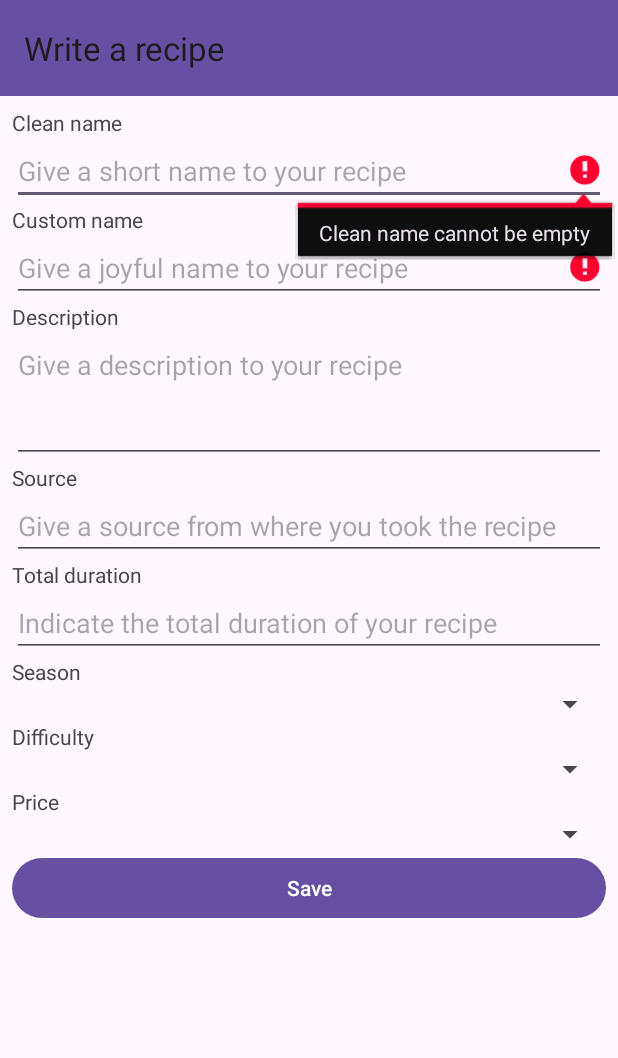
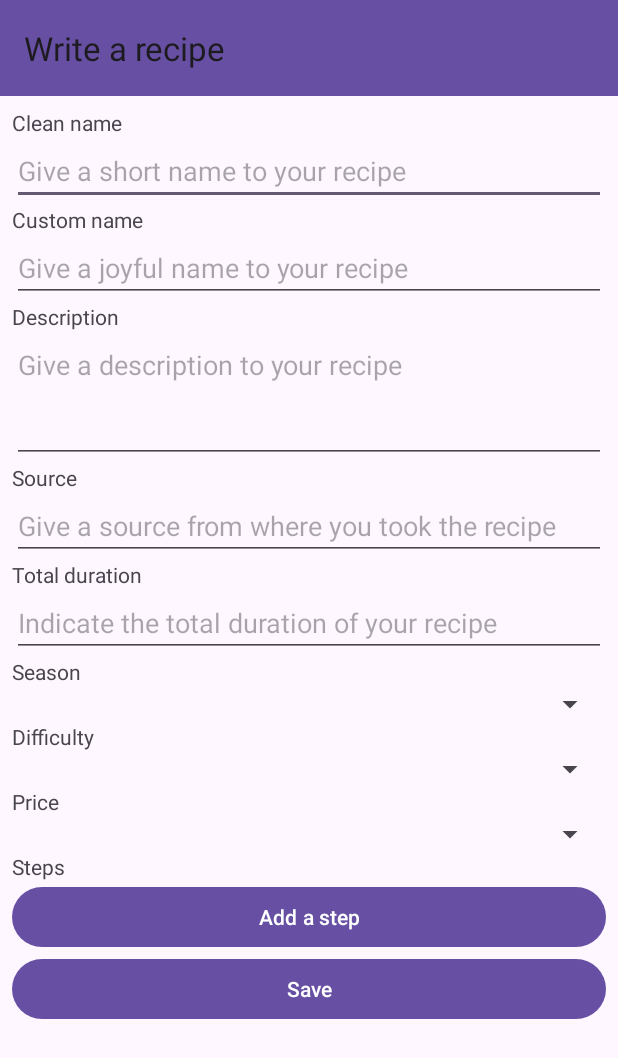
Before and after one commit to margotfrison/Cookwriter, an Android app: the RecipeWriteActivity screen opened directly, with no data from a screen before it, on a phone screen of 412 x 824 dp. Shown: the top 1058 px of the screen. Run offline under Robolectric (Android 15) with nearby library versions, the phone set to English and light mode, and no system bars; 8 statements that could not run were skipped.

Commit message:
feat: #13 - Added steps in recipe writer activity

```diff
--- a/app/src/main/java/me/margotfrison/cookwriter/android/activities/RecipeWriteActivity.java
+++ b/app/src/main/java/me/margotfrison/cookwriter/android/activities/RecipeWriteActivity.java
@@ -4,19 +4,29 @@ import android.annotation.SuppressLint;
 import android.os.Bundle;
 import android.text.Editable;
 import android.text.TextWatcher;
+import android.util.Log;
 import android.view.View;
 import android.widget.ArrayAdapter;
 import android.widget.Button;
 import android.widget.EditText;
+import android.widget.LinearLayout;
 import android.widget.Spinner;
 import android.widget.TextView;
 
+import androidx.annotation.Nullable;
 import androidx.appcompat.app.AppCompatActivity;
 
-import io.vavr.control.Try;
+import java.util.ArrayList;
+import java.util.List;
+import java.util.Objects;
+import java.util.Optional;
+import java.util.function.Predicate;
+import java.util.stream.Collectors;
+
 import me.margotfrison.cookwriter.R;
 import me.margotfrison.cookwriter.android.App;
 import me.margotfrison.cookwriter.android.components.EditTextScrollable;
+import me.margotfrison.cookwriter.android.components.StepComponent;
 import me.margotfrison.cookwriter.dao.DaoUtil;
 import me.margotfrison.cookwriter.dao.DurationConverter;
 import me.margotfrison.cookwriter.dao.RecipeRepository;
@@ -24,6 +34,7 @@ import me.margotfrison.cookwriter.dto.Difficulty;
 import me.margotfrison.cookwriter.dto.Price;
 import me.margotfrison.cookwriter.dto.Recipe;
 import me.margotfrison.cookwriter.dto.Season;
+import me.margotfrison.cookwriter.dto.Step;
 
 public class RecipeWriteActivity extends AppCompatActivity implements View.OnClickListener, TextWatcher {
     private EditText cleanName;
@@ -34,9 +45,14 @@ public class RecipeWriteActivity extends AppCompatActivity implements View.OnCli
     private Spinner season;
     private Spinner difficulty;
     private Spinner price;
+    private LinearLayout steps;
+    private Button addStep;
     private TextView error;
     private Button save;
     private RecipeRepository recipeRepository;
+
+    private final List<StepComponent> stepList = new ArrayList<>();
+    private boolean disableTextWatch = false;
 
     @SuppressLint("ClickableViewAccessibility")
     @Override
@@ -56,6 +72,8 @@ public class RecipeWriteActivity extends AppCompatActivity implements View.OnCli
         season = findViewById(R.id.season);
         difficulty = findViewById(R.id.difficulty);
         price = findViewById(R.id.price);
+        steps = findViewById(R.id.steps);
+        addStep = findViewById(R.id.add_step);
         error = findViewById(R.id.error_text);
         save = findViewById(R.id.save);
         recipeRepository = App.getDatabase().recipeRepository();
@@ -68,9 +86,11 @@ public class RecipeWriteActivity extends AppCompatActivity implements View.OnCli
         season.setAdapter(new ArrayAdapter<>(this, android.R.layout.simple_list_item_1, Season.values()));
         difficulty.setAdapter(new ArrayAdapter<>(this, android.R.layout.simple_list_item_1, Difficulty.values()));
         price.setAdapter(new ArrayAdapter<>(this, android.R.layout.simple_list_item_1, Price.values()));
+        addStep.setOnClickListener(this);
         save.setOnClickListener(this);
 
         if (recipePreviewAuthor != null && recipePreviewCustomName != null) {
+            disableTextWatch = true;
             DaoUtil.subscribeUIThread(
                     recipeRepository.get(recipePreviewAuthor, recipePreviewCustomName),
                     (recipe) -> {
@@ -82,6 +102,8 @@ public class RecipeWriteActivity extends AppCompatActivity implements View.OnCli
                         season.setSelection(recipe.getSeason().spinnerIndex);
                         difficulty.setSelection(recipe.getDifficulty().spinnerIndex);
                         price.setSelection(recipe.getPrice().spinnerIndex);
+                        Optional.ofNullable(recipe.getSteps()).orElse(new ArrayList<>()).forEach(this::addStep);
+                        disableTextWatch = false;
                     },
                     this);
         }
@@ -94,6 +116,29 @@ public class RecipeWriteActivity extends AppCompatActivity implements View.OnCli
     protected void onDestroy() {
         super.onDestroy();
         DaoUtil.disposeAll(this);
+    }
+
+    private void addStep() {
+        addStep(null);
+    }
+
+    private void addStep(@Nullable Step step) {
+        final int stepIndex = stepList.size();
+        StepComponent stepComponent = new StepComponent(this,
+                stepIndex,
+                Optional.ofNullable(step).map(Step::getStepDescriptions).orElse(null),
+                this::deleteStep);
+        stepList.add(stepComponent);
+        steps.addView(stepComponent, stepIndex);
+    }
+
+    private void deleteStep(int index) {
+        StepComponent stepComponent = (StepComponent) steps.getChildAt(index);
+        steps.removeView(stepComponent);
+        stepList.remove(stepComponent);
+        for (int i = 0; i < stepList.size(); i++) {
+            stepList.get(i).setIndex(i);
+        }
     }
 
     @Override
@@ -115,14 +160,27 @@ public class RecipeWriteActivity extends AppCompatActivity implements View.OnCli
                         .season((Season) season.getSelectedItem())
                         .difficulty((Difficulty) difficulty.getSelectedItem())
                         .price((Price) price.getSelectedItem())
+                        .steps(stepList.stream()
+                                .map(StepComponent::getDescription)
+                                .map(EditText::getText)
+                                .filter(Predicate.not(Objects::isNull))
+                                .map(Objects::toString)
+                                .filter(Predicate.not(String::isEmpty))
+                                .map(Step::new)
+                                .collect(Collectors.toList()))
                         .build();
                 DaoUtil.subscribe(recipeRepository.insert(recipe), this::finish, this);
             }
+        } else if (v == addStep) {
+            addStep();
         }
     }
 
     @Override
     public void afterTextChanged(Editable s) {
+        if (disableTextWatch) {
+            return;
+        }
         error.setVisibility(View.GONE);
         if (cleanName.getText().toString().isEmpty()) {
             cleanName.setError(getString(R.string.recipe_clean_name_error_empty));
--- a/app/src/main/java/me/margotfrison/cookwriter/dto/Step.java
+++ b/app/src/main/java/me/margotfrison/cookwriter/dto/Step.java
@@ -10,5 +10,5 @@ import lombok.Data;
 @Builder
 @AllArgsConstructor
 public class Step {
-    private List<String> stepDescriptions;
+    private String stepDescriptions;
 }
--- /dev/null
+++ b/app/src/main/res/drawable/baseline_delete_24.xml
@@ -0,0 +1,5 @@
+<vector xmlns:android="http://schemas.android.com/apk/res/android" android:height="24dp" android:tint="#FFFFFF" android:viewportHeight="24" android:viewportWidth="24" android:width="24dp">
+
+    <path android:fillColor="@android:color/white" android:pathData="M6,19c0,1.1 0.9,2 2,2h8c1.1,0 2,-0.9 2,-2V7H6v12zM19,4h-3.5l-1,-1h-5l-1,1H5v2h14V4z"/>
+
+</vector>
--- a/app/src/main/res/layout/activity_recipe_write.xml
+++ b/app/src/main/res/layout/activity_recipe_write.xml
@@ -1,12 +1,12 @@
 <?xml version="1.0" encoding="utf-8"?>
 <LinearLayout xmlns:android="http://schemas.android.com/apk/res/android"
+    xmlns:app="http://schemas.android.com/apk/res-auto"
     xmlns:tools="http://schemas.android.com/tools"
-    xmlns:app="http://schemas.android.com/apk/res-auto"
     android:id="@+id/main"
     android:layout_width="match_parent"
     android:layout_height="match_parent"
     android:orientation="vertical"
-    tools:context=".android.activities.MainActivity" >
+    tools:context=".android.activities.MainActivity">
 
     <androidx.appcompat.widget.Toolbar
         android:id="@+id/toolbar"
@@ -19,13 +19,13 @@
 
     <ScrollView
         android:layout_width="match_parent"
-        android:layout_height="match_parent" >
+        android:layout_height="match_parent">
 
         <LinearLayout
             android:layout_width="match_parent"
             android:layout_height="wrap_content"
-            android:padding="8dp"
-            android:orientation="vertical" >
+            android:orientation="vertical"
+            android:padding="8dp">
 
             <TextView
                 android:layout_width="match_parent"
@@ -37,8 +37,8 @@
                 android:layout_width="match_parent"
                 android:layout_height="wrap_content"
                 android:autofillHints=""
-                android:inputType="text"
-                android:hint="@string/recipe_clean_name_hint" />
+                android:hint="@string/recipe_clean_name_hint"
+                android:inputType="text" />
 
             <TextView
                 android:layout_width="match_parent"
@@ -50,8 +50,8 @@
                 android:layout_width="match_parent"
                 android:layout_height="wrap_content"
                 android:autofillHints=""
-                android:inputType="text"
-                android:hint="@string/recipe_custom_name_hint" />
+                android:hint="@string/recipe_custom_name_hint"
+                android:inputType="text" />
 
             <TextView
                 android:layout_width="match_parent"
@@ -63,13 +63,13 @@
                 android:layout_width="match_parent"
                 android:layout_height="wrap_content"
                 android:autofillHints=""
+                android:gravity="start"
+                android:hint="@string/recipe_description_hint"
                 android:inputType="textMultiLine"
                 android:lines="3"
+                android:maxLines="3"
                 android:minLines="3"
-                android:maxLines="3"
-                android:gravity="start"
-                android:scrollbars="vertical"
-                android:hint="@string/recipe_description_hint" />
+                android:scrollbars="vertical" />
 
             <TextView
                 android:layout_width="match_parent"
@@ -81,8 +81,8 @@
                 android:layout_width="match_parent"
                 android:layout_height="wrap_content"
                 android:autofillHints=""
-                android:inputType="text"
-                android:hint="@string/recipe_source_hint" />
+                android:hint="@string/recipe_source_hint"
+                android:inputType="text" />
 
             <TextView
                 android:layout_width="match_parent"
@@ -94,8 +94,8 @@
                 android:layout_width="match_parent"
                 android:layout_height="wrap_content"
                 android:autofillHints=""
-                android:inputType="text"
-                android:hint="@string/recipe_total_duration_hint" />
+                android:hint="@string/recipe_total_duration_hint"
+                android:inputType="text" />
 
             <TextView
                 android:layout_width="match_parent"
@@ -128,18 +128,36 @@
                 android:layout_height="wrap_content" />
 
             <TextView
+                android:layout_width="match_parent"
+                android:layout_height="wrap_content"
+                android:text="@string/recipe_steps" />
+
+            <LinearLayout
+                android:id="@+id/steps"
+                android:layout_width="match_parent"
+                android:layout_height="wrap_content"
+                android:orientation="vertical">
+
+                <Button
+                    android:id="@+id/add_step"
+                    android:layout_width="match_parent"
+                    android:layout_height="wrap_content"
+                    android:text="@string/recipe_add_step" />
+            </LinearLayout>
+
+            <TextView
                 android:id="@+id/error_text"
-                android:visibility="gone"
+                android:layout_width="match_parent"
+                android:layout_height="wrap_content"
                 android:textColor="@color/error_red"
                 android:textStyle="bold"
-                android:layout_width="match_parent"
-                android:layout_height="wrap_content" />
+                android:visibility="gone" />
 
             <Button
+                android:id="@+id/save"
                 android:layout_width="match_parent"
                 android:layout_height="wrap_content"
-                android:text="@string/save"
-                android:id="@+id/save" />
+                android:text="@string/save" />
         </LinearLayout>
     </ScrollView>
 </LinearLayout>
--- a/app/src/main/res/values/strings.xml
+++ b/app/src/main/res/values/strings.xml
@@ -1,8 +1,8 @@
 <resources>
     <string name="app_name" translatable="false">Cookwriter</string>
-    <string name="err_quantity_invalid_fraction">Quantity in fraction must be in this form : number/number</string>
+    <string name="err_quantity_invalid_fraction">Quantity in fraction must be in this form: number/number</string>
     <string name="err_quantity_invalid_integer">Whole quantity must be a whole number</string>
-    <string name="err_time_invalid_format">Time malformed. Correct format for example 1 day, 3 hours and 20 minutes is : 1d 3h 20m</string>
+    <string name="err_time_invalid_format">Time malformed. Correct format for example 1 day, 3 hours and 20 minutes is: 1d 3h 20m</string>
     <string name="season_winter">Winter</string>
     <string name="season_spring">Spring</string>
     <string name="season_summer">Summer</string>
@@ -41,10 +41,15 @@
     <string name="recipe_total_duration">Total duration</string>
     <string name="recipe_total_duration_hint">Indicate the total duration of your recipe</string>
     <string name="recipe_total_duration_error_empty">Total duration cannot be empty</string>
-    <string name="recipe_total_duration_error_format">Total duration in the wrong format. Example : 1h 20m</string>
+    <string name="recipe_total_duration_error_format">Total duration in the wrong format. Example: 1h 20m</string>
     <string name="recipe_season">Season</string>
     <string name="recipe_difficulty">Difficulty</string>
     <string name="recipe_price">Price</string>
+    <string name="recipe_steps">Steps</string>
+    <string name="recipe_step_number">Step %d:</string>
+    <string name="recipe_step_description_hint">What to do in this step ?</string>
+    <string name="recipe_step_delete_content_description">Delete this step</string>
+    <string name="recipe_add_step">Add a step</string>
     <string name="recipe_error_missing_field">A mandatory field is empty of incorrect</string>
     <string name="save">Save</string>
 </resources>
```
Also changed, not shown: app/src/main/java/me/margotfrison/cookwriter/android/components/StepComponent.java (added, +51 -0 lines), app/src/main/res/layout/component_step.xml (added, +39 -0 lines), 1 other file.
